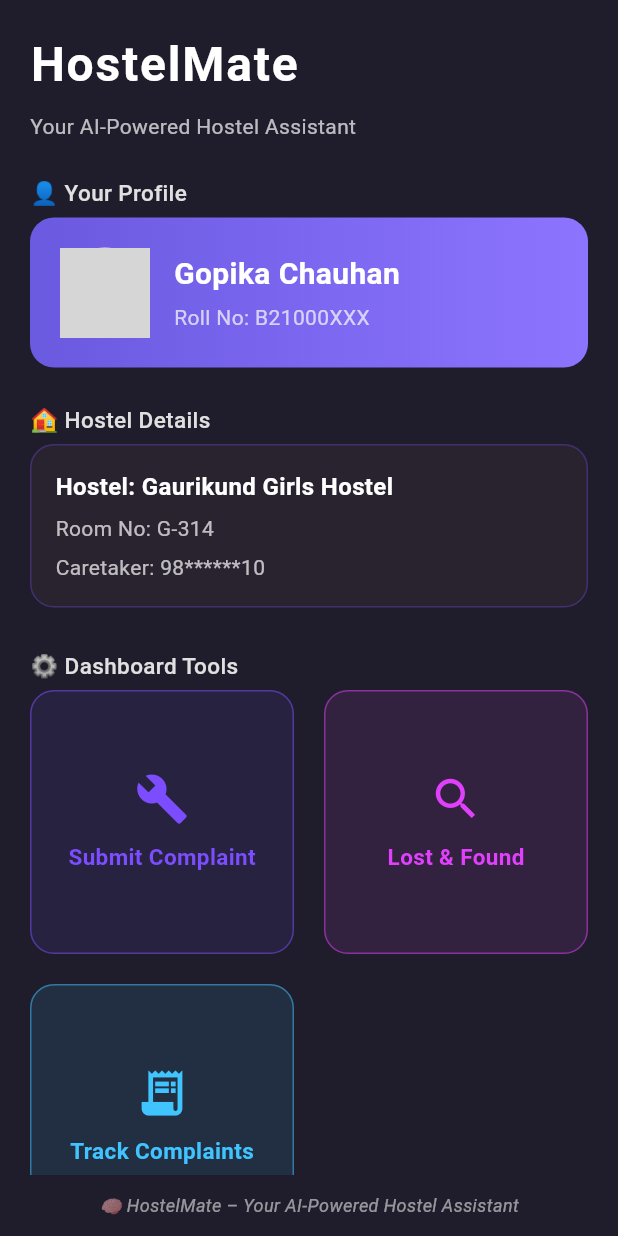
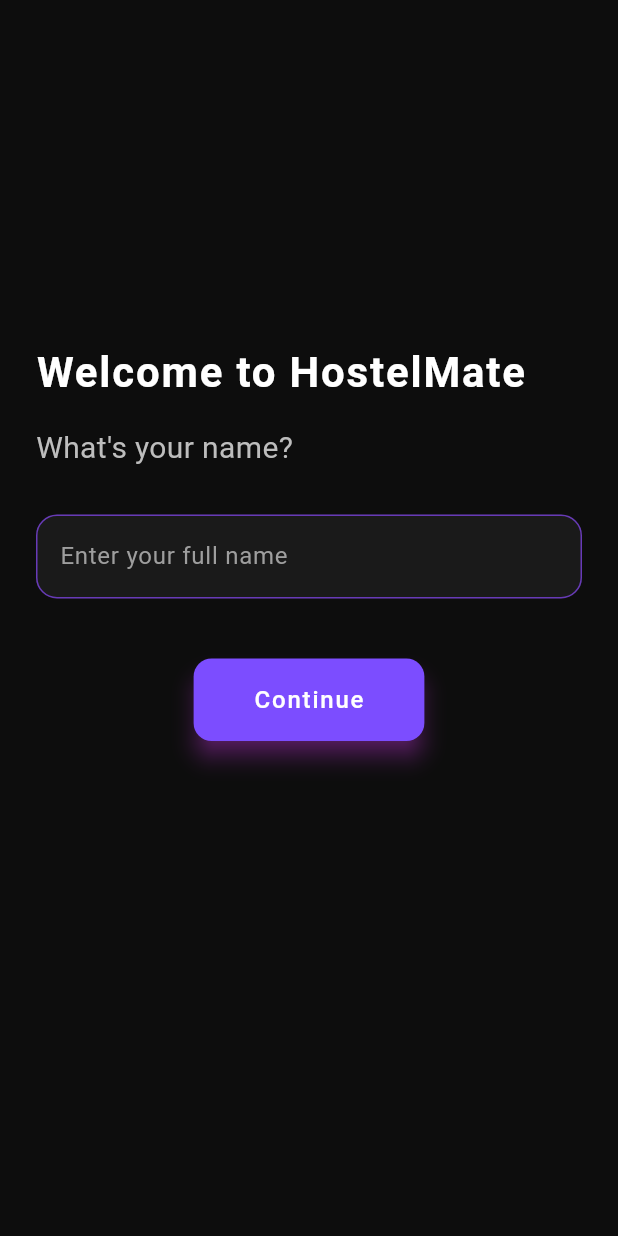
Before and after one commit to Cephei18/HostelMate-App, a Flutter app: the screen it shows after launch, on a phone screen of 412 x 824 dp. Run offline on Flutter 3.47's test engine with Material 3 defaults, Android fonts, the phone set to English and light mode, and no system bars; our stand-ins replace cloud_firestore, firebase_core, shared_preferences; accounts and stored records are empty; grey boxes are pictures that could not be loaded.

Commit message:
Update section

```diff
--- a/lib/main.dart
+++ b/lib/main.dart
@@ -1,11 +1,11 @@
 import 'package:flutter/material.dart';
-import 'home_screen.dart';
+// import 'home_screen.dart';
+import 'user_setup_screen.dart';
 import 'package:firebase_core/firebase_core.dart';
 
-
 void main() async {
-   WidgetsFlutterBinding.ensureInitialized();
-   await Firebase.initializeApp();
+  WidgetsFlutterBinding.ensureInitialized();
+  await Firebase.initializeApp();
   runApp(const HostelHelpApp());
 }
 
@@ -20,7 +20,7 @@
         colorScheme: ColorScheme.fromSeed(seedColor: Colors.deepPurple),
         useMaterial3: true,
       ),
-      home: const HomeScreen(), // points to your clean new screen
+      home: UserSetupScreen(), // this will now show first
     );
   }
 }
--- /dev/null
+++ b/lib/user_setup_screen.dart
@@ -0,0 +1,105 @@
+import 'package:flutter/material.dart';
+import 'select_hostel_screen.dart';
+
+class UserSetupScreen extends StatefulWidget {
+  const UserSetupScreen({super.key});
+
+  @override
+  State<UserSetupScreen> createState() => _UserSetupScreenState();
+}
+
+class _UserSetupScreenState extends State<UserSetupScreen> {
+  final TextEditingController _nameController = TextEditingController();
+void _goToNextStep() {
+  final name = _nameController.text.trim();
+  if (name.isNotEmpty) {
+    Navigator.push(
+      context,
+      MaterialPageRoute(
+        builder: (context) => SelectHostelScreen(name: name),
+      ),
+    );
+  } else {
+    ScaffoldMessenger.of(context).showSnackBar(
+      const SnackBar(content: Text("Please enter your name")),
+    );
+  }
+}
+
+
+  @override
+  Widget build(BuildContext context) {
+    return Scaffold(
+      backgroundColor: const Color(0xFF0D0D0D), // deep dark
+      body: SafeArea(
+        child: Padding(
+          padding: const EdgeInsets.all(24.0),
+          child: Column(
+            crossAxisAlignment: CrossAxisAlignment.start,
+            children: [
+              const Spacer(flex: 2),
+              Text(
+                "Welcome to HostelMate",
+                style: TextStyle(
+                  fontSize: 28,
+                  color: Colors.white,
+                  fontWeight: FontWeight.bold,
+                  letterSpacing: 1.2,
+                ),
+              ),
+              const SizedBox(height: 16),
+              Text(
+                "What's your name?",
+                style: TextStyle(
+                  fontSize: 20,
+                  color: Colors.grey[400],
+                ),
+              ),
+              const SizedBox(height: 30),
+              TextField(
+                controller: _nameController,
+                style: const TextStyle(color: Colors.white),
+                decoration: InputDecoration(
+                  hintText: "Enter your full name",
+                  hintStyle: const TextStyle(color: Colors.grey),
+                  filled: true,
+                  fillColor: const Color(0xFF1A1A1A),
+                  enabledBorder: OutlineInputBorder(
+                    borderRadius: BorderRadius.circular(14),
+                    borderSide: const BorderSide(color: Colors.deepPurple),
+                  ),
+                  focusedBorder: OutlineInputBorder(
+                    borderRadius: BorderRadius.circular(14),
+                    borderSide: const BorderSide(color: Colors.purpleAccent),
+                  ),
+                ),
+              ),
+              const SizedBox(height: 40),
+              Center(
+                child: ElevatedButton(
+                  onPressed: _goToNextStep,
+                  style: ElevatedButton.styleFrom(
+                    backgroundColor: Colors.deepPurpleAccent,
+                    foregroundColor: Colors.white,
+                    padding: const EdgeInsets.symmetric(
+                        horizontal: 40, vertical: 16),
+                    shape: RoundedRectangleBorder(
+                      borderRadius: BorderRadius.circular(12),
+                    ),
+                    elevation: 6,
+                    shadowColor: Colors.purpleAccent,
+                  ),
+                  child: const Text(
+                    "Continue",
+                    style: TextStyle(fontSize: 16, letterSpacing: 1.2),
+                  ),
+                ),
+              ),
+              const Spacer(flex: 3),
+            ],
+          ),
+        ),
+      ),
+    );
+  }
+}
--- a/pubspec.yaml
+++ b/pubspec.yaml
@@ -37,6 +37,7 @@
   cupertino_icons: ^1.0.8
   firebase_core: ^2.27.0
   cloud_firestore: ^4.15.0
+  shared_preferences: ^2.2.2
 
 
 dev_dependencies:
```
Also changed, not shown: lib/select_hostel_screen.dart (added, +131 -0 lines), lib/select_room_screen.dart (added, +154 -0 lines), lib/user_model.dart (added, +31 -0 lines), lib/home_screen.dart (line endings or trailing spaces), pubspec.lock, 1 other file.
